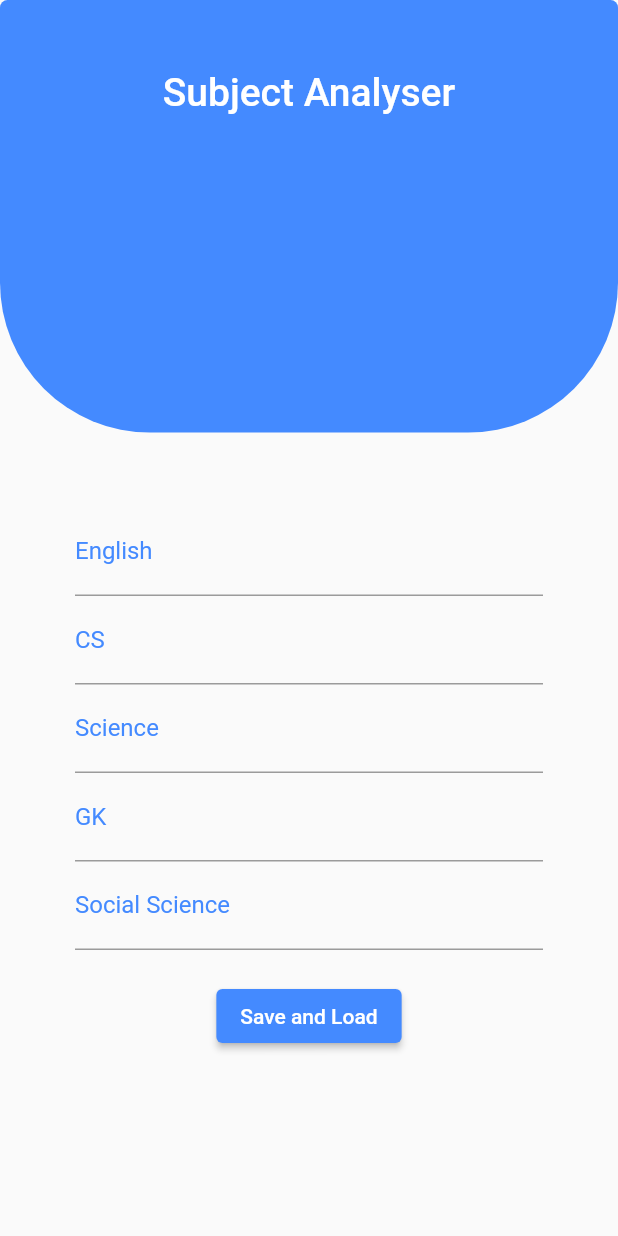
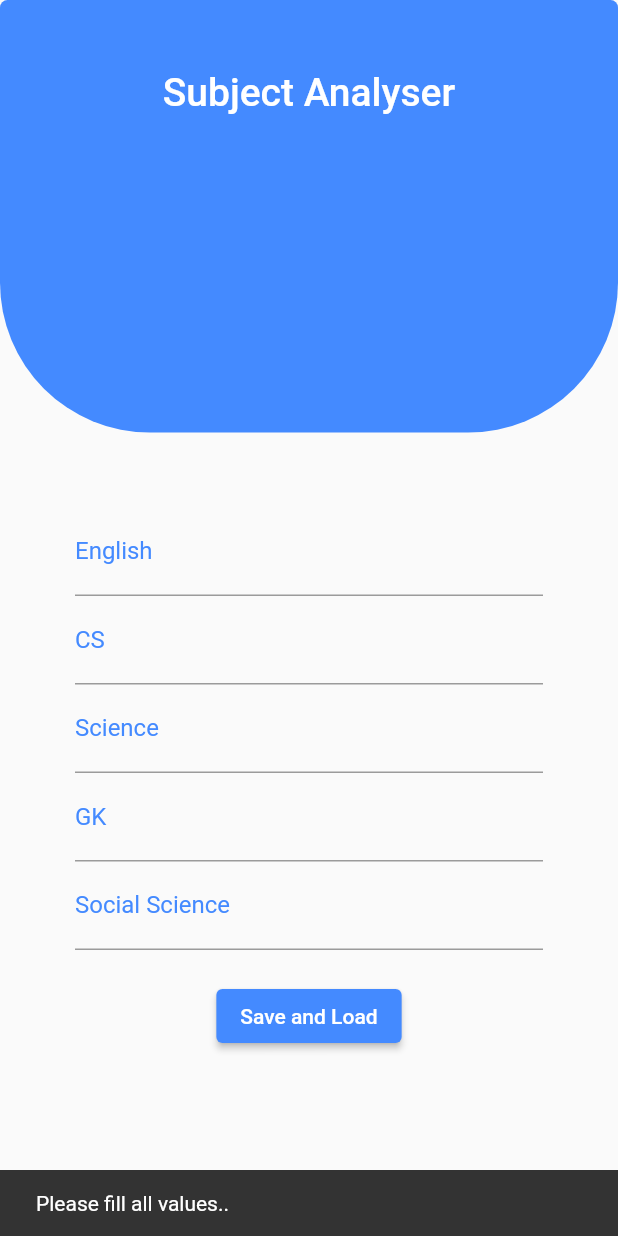
Before and after one commit to keshav743/infigon_assignment, a Flutter app: the screen it shows after launch, after a tap on "Save and Load", on a phone screen of 412 x 824 dp. Run offline on Flutter 3.47's test engine with Material 2 defaults, Android fonts, the phone set to English and light mode, and no system bars; our stand-ins replace fl_chart.

Commit message:
Handled edge cases

```diff
--- a/lib/main.dart
+++ b/lib/main.dart
@@ -17,6 +17,7 @@ class MyApp extends StatelessWidget {
         HomePage.routeName: (ctx) => HomePage(),
       },
       home: ChangePage(),
+      debugShowCheckedModeBanner: false,
     );
   }
 }
--- a/lib/screens/change_page.dart
+++ b/lib/screens/change_page.dart
@@ -94,7 +94,30 @@ class _ChangePageState extends State<ChangePage> {
                           _sciController.text.trim().isEmpty ||
                           _gkController.text.trim().isEmpty ||
                           _socController.text.trim().isEmpty) {
-                        print('Invalid');
+                        ScaffoldMessenger.of(context).showSnackBar(
+                          SnackBar(
+                            content: Text('Please fill all values..'),
+                          ),
+                        );
+                        return;
+                      }
+                      if ((double.parse(_engController.text) > 100 ||
+                              double.parse(_engController.text) < 0) ||
+                          (double.parse(_csController.text) > 100 ||
+                              double.parse(_csController.text) < 0) ||
+                          (double.parse(_sciController.text) > 100 ||
+                              double.parse(_sciController.text) < 0) ||
+                          (double.parse(_gkController.text) > 100 ||
+                              double.parse(_gkController.text) < 0) ||
+                          (double.parse(_socController.text) > 100 ||
+                              double.parse(_socController.text) < 0)) {
+                        ScaffoldMessenger.of(context).showSnackBar(
+                          SnackBar(
+                            content:
+                                Text('All Values should be between 0 and 100'),
+                            duration: Duration(seconds: 2),
+                          ),
+                        );
                         return;
                       }
                       var data = [
```
